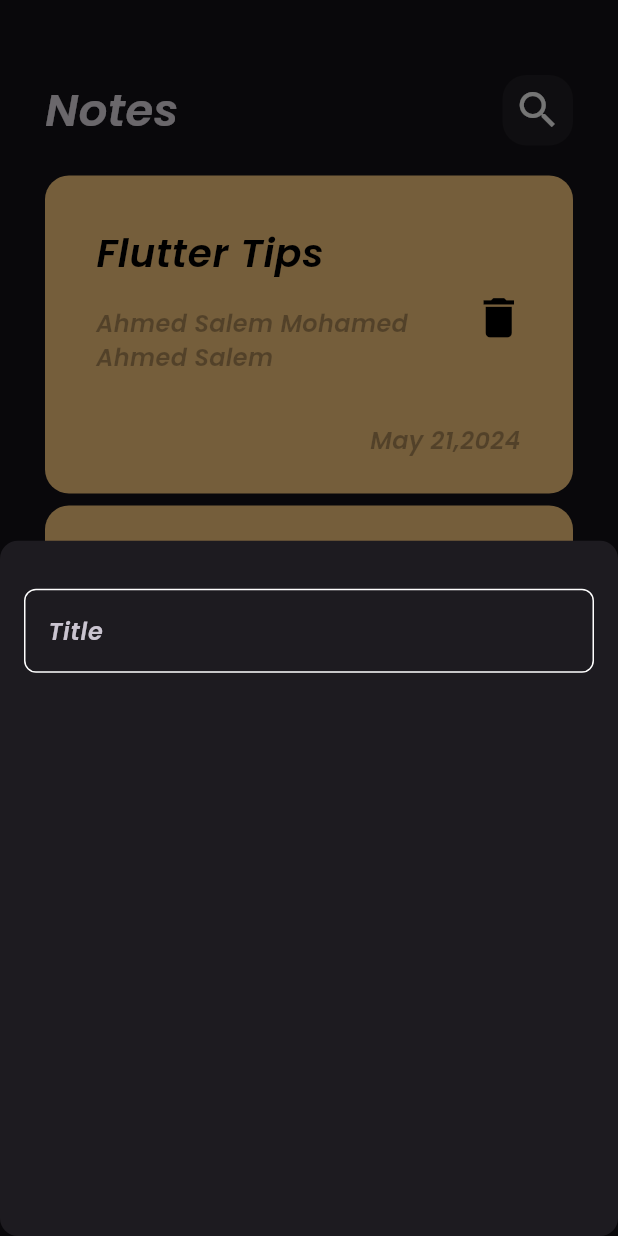
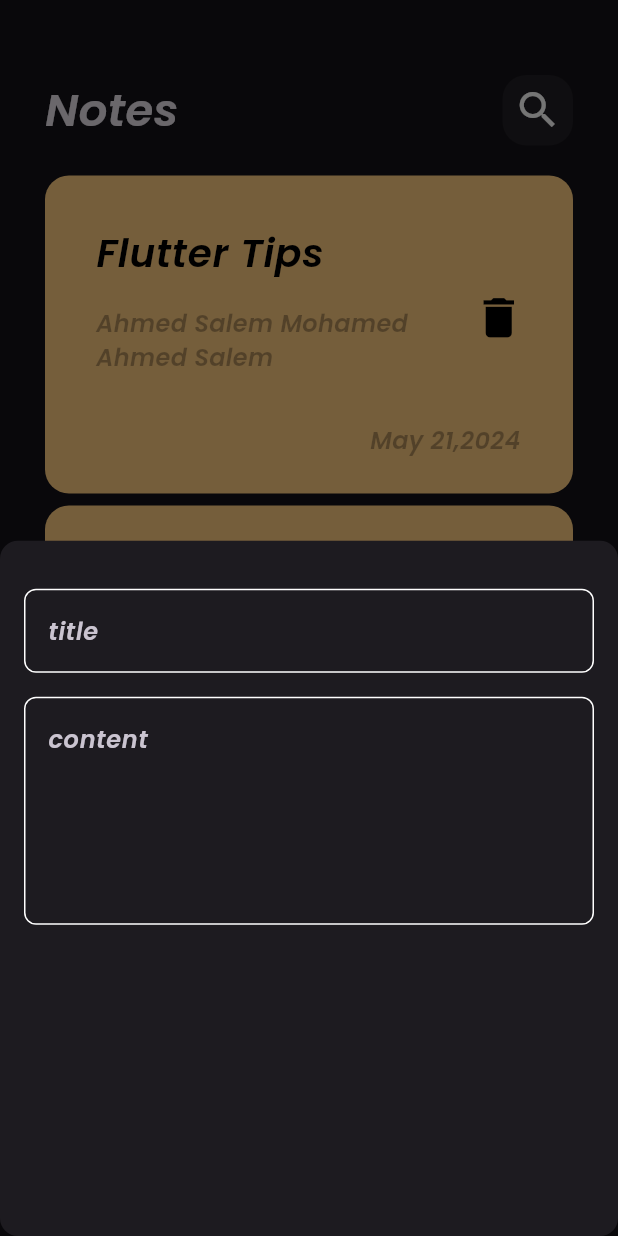
Before and after one commit to ahmedsalem2002m/notes_app, a Flutter app: the screen it shows after launch, after a tap on the "add" icon, on a phone screen of 412 x 824 dp. Run offline on Flutter 3.47's test engine with Material 3 defaults, Android fonts, the phone set to English and light mode, and no system bars.

Commit message:
add field to bottom sheet

```diff
--- a/lib/views/widgets/custom_notes_bottomsheet.dart
+++ b/lib/views/widgets/custom_notes_bottomsheet.dart
@@ -11,10 +11,13 @@ class AddNotesBottomSheet extends StatelessWidget {
       padding: EdgeInsets.symmetric(
         horizontal: 16
       ),
-      child: Column(
+      child:Column(
         children: [
           SizedBox(height: 32,),
-          CustomTextField(),
+          CustomTextField(hint: 'title',),
+          SizedBox(height: 16,),
+          CustomTextField(maxLines: 5,hint: 'content',),
+
         ],
       ),
     );
--- a/lib/views/widgets/custom_text_field.dart
+++ b/lib/views/widgets/custom_text_field.dart
@@ -2,14 +2,18 @@ import 'package:flutter/material.dart';
 import 'package:notes_app/constants.dart';
 
 class CustomTextField extends StatelessWidget {
-  const CustomTextField({super.key});
+  const CustomTextField({super.key, required this.hint, this.maxLines=1});
+
+  final String hint;
+  final int maxLines;
 
   @override
   Widget build(BuildContext context) {
     return TextField(
+      maxLines: maxLines,
       cursorColor: kPrimaryColor,
       decoration: InputDecoration(
-        hintText: "Title",
+        hintText: hint,
         border: buildBorder(),
         enabledBorder: buildBorder(),
         focusedBorder:buildBorder(kPrimaryColor)
```
